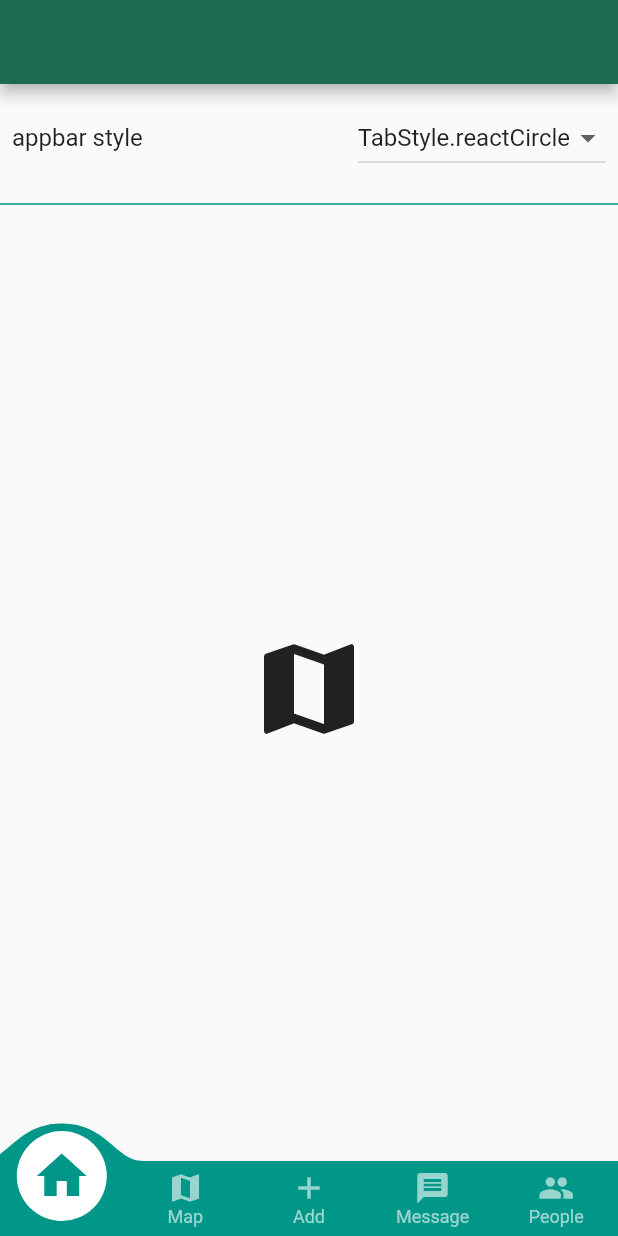
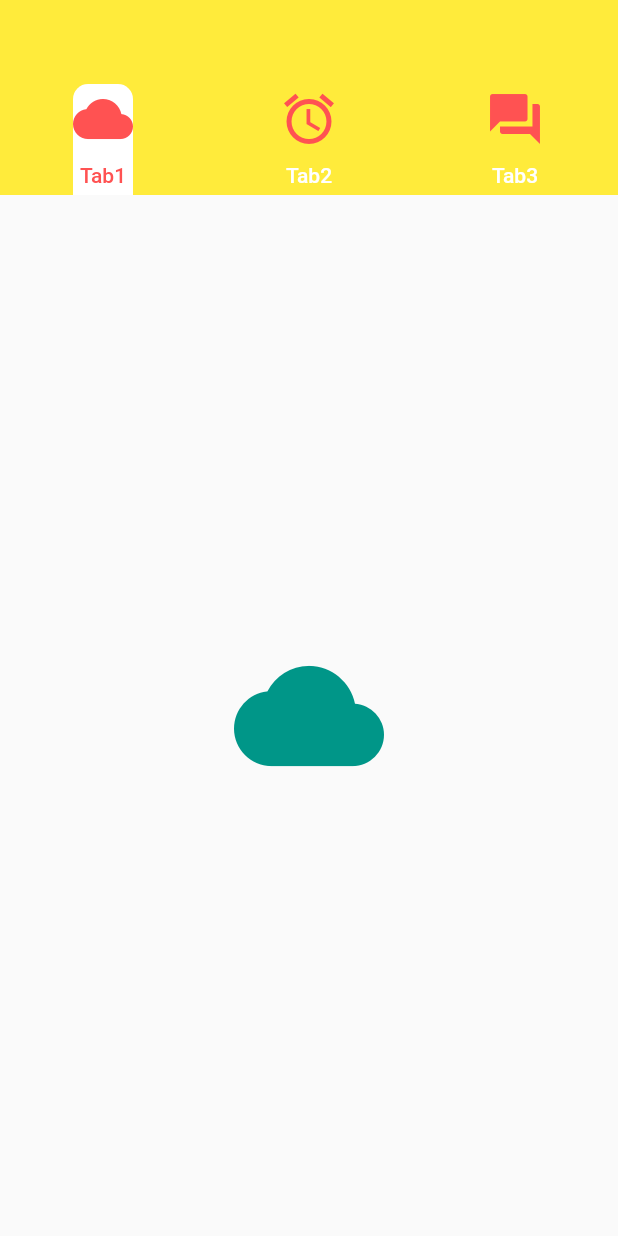
Before and after one commit to ForhadIsrafil/my-flutter-basics-code-modules, a Flutter app: the screen it shows after launch, on a phone screen of 412 x 824 dp. Run offline on Flutter 3.47's test engine with Material 2 defaults, Android fonts, the phone set to English and light mode, and no system bars; drawn by our look-alikes of convex_bottom_bar; our stand-ins replace badges, fluttertoast.

Commit message:
tab examples

```diff
--- /dev/null
+++ b/lib/NavigationExamples/TabExamples.dart
@@ -0,0 +1,86 @@
+import 'package:flutter/material.dart';
+
+class TabExamples extends StatefulWidget {
+  const TabExamples({super.key});
+
+  @override
+  State<TabExamples> createState() => _TabExamplesState();
+}
+
+class _TabExamplesState extends State<TabExamples> {
+  final _kTabPages = <Widget>[
+    const Center(
+        child: Icon(
+      Icons.cloud,
+      size: 100.0,
+      color: Colors.teal,
+    )),
+    const Center(
+        child: Icon(
+      Icons.alarm,
+      size: 62.0,
+      color: Colors.redAccent,
+    )),
+    const Center(
+        child: Icon(
+      Icons.forum,
+      size: 62.0,
+      color: Colors.blue,
+    ))
+  ];
+  final _kTabs = <Tab>[
+    const Tab(
+        icon: Icon(
+          Icons.cloud,
+          color: Colors.redAccent,size: 40.0,
+        ),
+        text: "Tab1"),
+    const Tab(
+        icon: Icon(
+          Icons.alarm,
+          color: Colors.redAccent,size: 40.0,
+        ),
+        text: "Tab2"),
+    const Tab(
+        icon: Icon(
+          Icons.forum,
+          color: Colors.redAccent, size: 40.0,
+        ),
+        text: "Tab3")
+  ];
+
+  @override
+  Widget build(BuildContext context) {
+    return DefaultTabController(
+      length: _kTabPages.length,
+      child: Scaffold(
+        appBar: AppBar(
+          elevation: 0,
+          // title: const Center(
+          //     child: Text(
+          //   "Appbar Tabs",
+          // )),
+          backgroundColor: Colors.yellow,
+          // If `TabController controller` is not provided, then a
+          // DefaultTabController ancestor must be provided instead.
+          // Another way is to use a self-defined controller, c.f. "Bottom tab
+          // bar" example.
+          bottom: TabBar(
+            labelColor: Colors.redAccent,
+            unselectedLabelColor: Colors.white,
+            indicatorSize: TabBarIndicatorSize.label,
+            indicator: const BoxDecoration(
+                borderRadius: BorderRadius.only(
+                    topLeft: Radius.circular(10),
+                    topRight: Radius.circular(10)),
+                color: Colors.white, shape: BoxShape.rectangle),
+            tabs: _kTabs,
+          ),
+        ),
+        body: TabBarView(
+          children: _kTabPages,
+        ),
+      ),
+    );
+  }
+}
--- a/lib/main.dart
+++ b/lib/main.dart
@@ -4,6 +4,7 @@ import 'basics_widgets/dropdown_examples.dart';
 import 'layout/StackExamples.dart';
 import 'ListsExamples/ExpansionTileExample.dart';
 import 'AppBarExamples/ConvexAppBarExample.dart';
+import 'NavigationExamples/TabExamples.dart';
 
 void main() => runApp(const MyApp());
 
@@ -21,7 +22,7 @@ class MyApp extends StatelessWidget {
           // primarySwatch: Colors.indigo,
           colorScheme: ColorScheme.fromSeed(
               seedColor: const Color.fromARGB(255, 183, 244, 216))),
-      home: const ConvexAppBarExample(),
+      home: const TabExamples(),
     );
   }
 }
```
